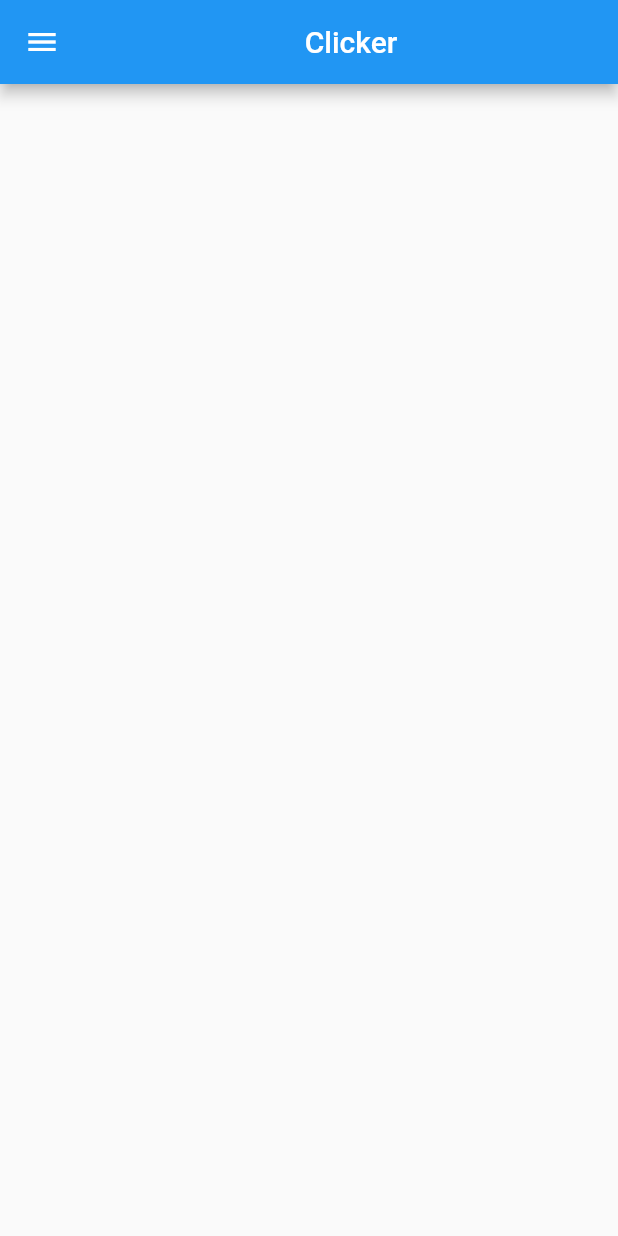
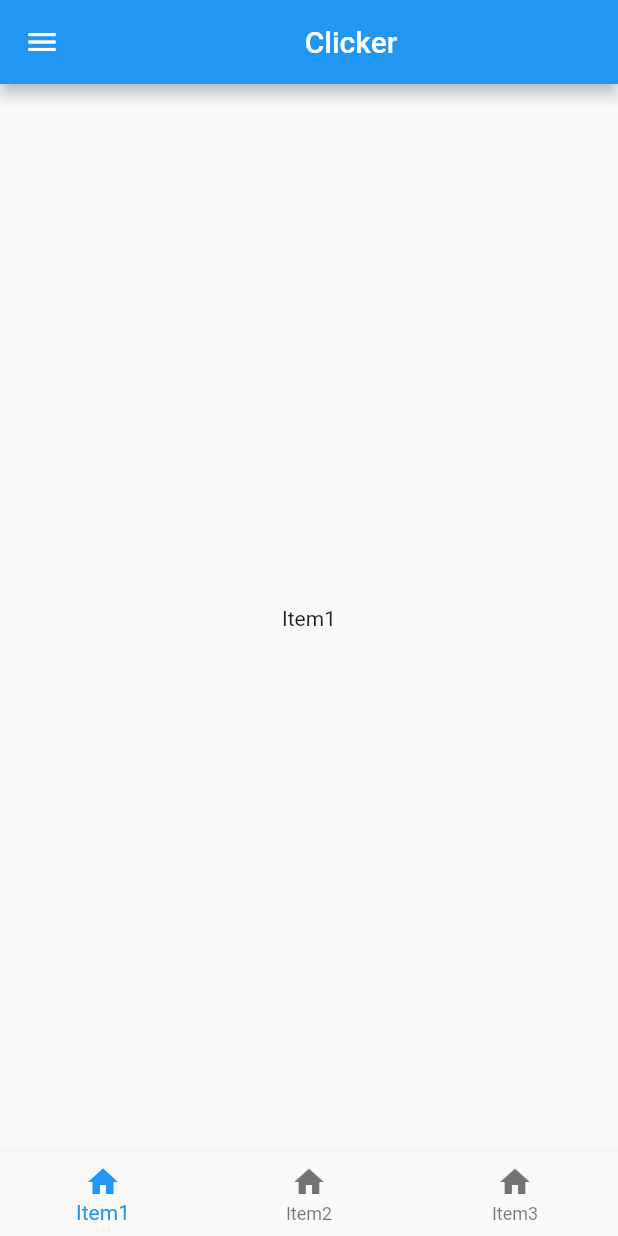
Before and after one commit to Dmlsito/Pablo-Dani, a Flutter app: the screen it shows after launch, on a phone screen of 412 x 824 dp. Run offline on Flutter 3.47's test engine with Material 2 defaults, Android fonts, the phone set to English and light mode, and no system bars.

Commit message:
Update clicker.dart

```diff
--- a/practicaclicker/lib/clicker.dart
+++ b/practicaclicker/lib/clicker.dart
@@ -20,8 +20,15 @@ class StatesApp extends StatefulWidget {
 }
 
 class StatesAppState extends State<StatesApp> {
+  int num = 50;
+  int indexItem = 0;
+  //Lista de los items
+  List<Widget> items = [
+    Item1(),
+    Item2(),
+    Item3(),
+  ];
   @override
-  int contador = 100;
   Widget build(BuildContext context) {
     return Scaffold(
       drawer: Drawer(
@@ -59,17 +66,51 @@ class StatesAppState extends State<StatesApp> {
           ])),
       appBar: AppBar(
           title: Center(child: Text("Clicker", textAlign: TextAlign.center))),
+      //Explicacion: ya teniendo controlado el index de los items del navigationsBar he creado una lista de Widgets, los cuales estan definidos abajo,
+      //entonces, imaginemonos que queremos utilizar el item1, lo unico que tenemos que hacer el clickar en el item1
+      //se guardara el index de este en la variable indexItem dsp se llama en un container a la lista pasandole el indexItem, esto se correspondera al Widget Item1
+      body: Container(child: items[indexItem]),
+      //Explicacion: el currentIndex  es el index que representara cada BottomNavigationBarItemm de la lista items, como nosotros queremos
+      // que al clickar en un item "lo tengamos", tenemos que poder gestionar ese currentIndex, para eso creamos una variable llamda indexItem,
+      //con el metodo onTap decimos que el index del item que estemos clicando se guarde en esa variable y luego fuera el onTap decimo que el currentIndex es igual a indexItem
+
+      bottomNavigationBar: BottomNavigationBar(
+        currentIndex: indexItem,
+        onTap: (index) {
+          setState(() {
+            indexItem = index;
+          });
+        },
+        items: [
+          BottomNavigationBarItem(icon: Icon(Icons.home), label: "Item1"),
+          BottomNavigationBarItem(icon: Icon(Icons.home), label: "Item2"),
+          BottomNavigationBarItem(icon: Icon(Icons.home), label: "Item3"),
+        ],
+      ),
     );
-  }
-
-  void disminuir() {
-    setState(() {
-      contador--;
-    });
   }
 }
 
+class Item1 extends StatelessWidget {
+  @override
+  Widget build(BuildContext context) {
+    return Center(child: Text("Item1"));
+  }
+}
 
+class Item2 extends StatelessWidget {
+  @override
+  Widget build(BuildContext context) {
+    return Center(child: Text("Item2"));
+  }
+}
+
+class Item3 extends StatelessWidget {
+  @override
+  Widget build(BuildContext context) {
+    return Center(child: Text("Item3"));
+  }
+}
 //Lo que teniamos antes aqui comentado ->
 //  body: Center(
 //         child: Column(children: [
```
